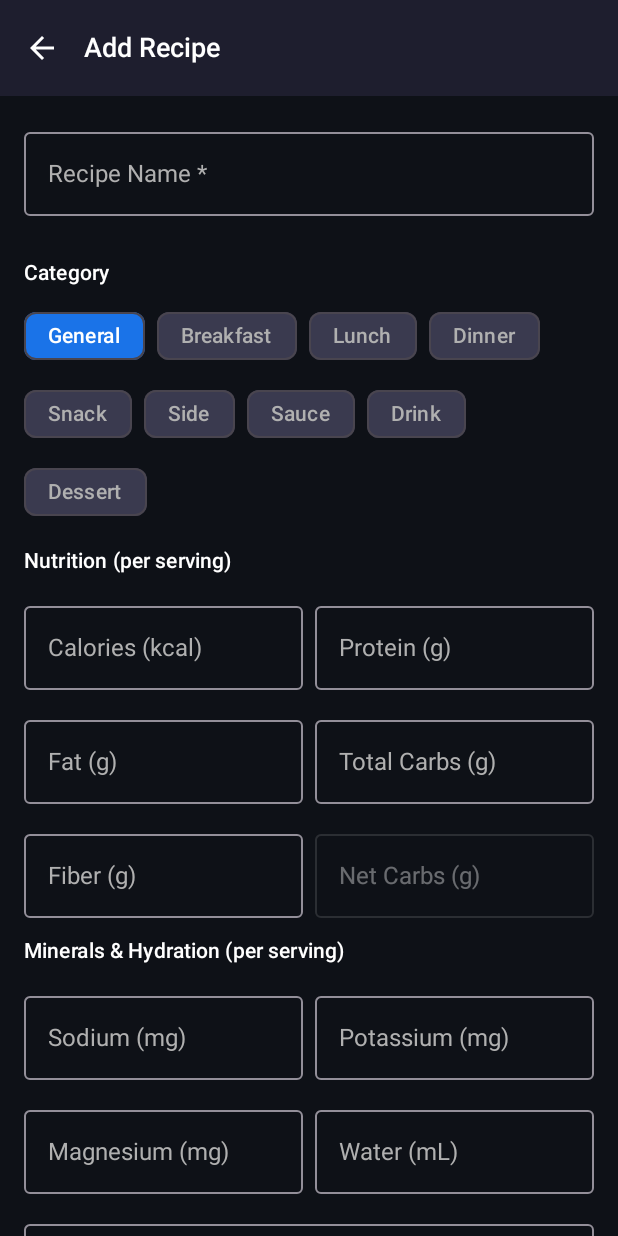
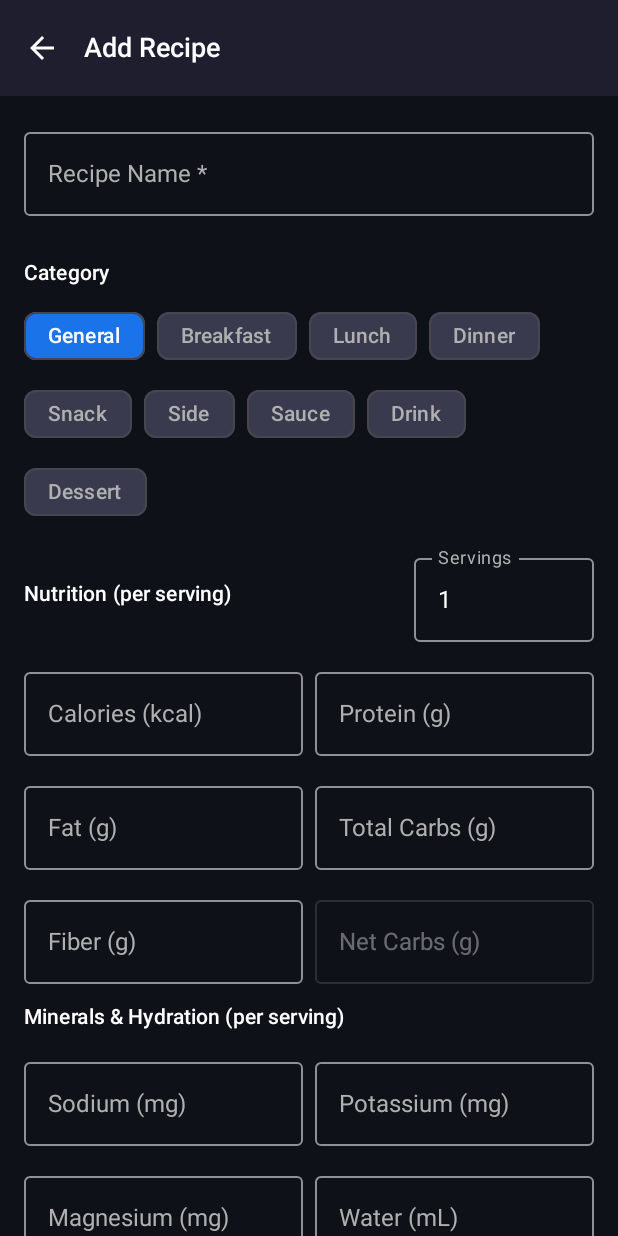
Before and after one commit to Crazy8697/ProjectEmber, an Android app built with Jetpack Compose: the AddEditRecipeScreen screen opened through its navigation route, on a phone screen of 412 x 824 dp. Run offline under Robolectric (Android 15) with nearby library versions, the phone set to English and light mode, and no system bars.

Commit message:
feat: add servings support to Keto tracker entries and Recipe page
Co-authored-by: Crazy8697 <261646346+Crazy8697@users.noreply.github.com>

```diff
--- a/android/app/src/main/java/com/projectember/mobile/data/local/entities/KetoEntry.kt
+++ b/android/app/src/main/java/com/projectember/mobile/data/local/entities/KetoEntry.kt
@@ -22,5 +22,9 @@ data class KetoEntry(
     val magnesiumMg: Double = 0.0,
     val entryDate: String,
     val eventTimestamp: String,
-    val notes: String? = null
+    val notes: String? = null,
+    /** Number of servings consumed when this entry was logged.
+     *  Stored for display purposes only — the calories and macro values already reflect
+     *  the full amount consumed (i.e. per-serving values × servings). */
+    val servings: Double = 1.0
 )
--- a/android/app/src/main/java/com/projectember/mobile/ui/screens/AddEditRecipeScreen.kt
+++ b/android/app/src/main/java/com/projectember/mobile/ui/screens/AddEditRecipeScreen.kt
@@ -151,10 +151,24 @@ fun AddEditRecipeScreen(
             }
 
             // ── Macros ───────────────────────────────────────────────────────
-            Text(
-                text = "Nutrition (per serving)",
-                style = MaterialTheme.typography.labelLarge
-            )
+            Row(
+                modifier = Modifier.fillMaxWidth(),
+                horizontalArrangement = Arrangement.SpaceBetween,
+                verticalAlignment = Alignment.CenterVertically
+            ) {
+                Text(
+                    text = "Nutrition (per serving)",
+                    style = MaterialTheme.typography.labelLarge
+                )
+                OutlinedTextField(
+                    value = viewModel.servings,
+                    onValueChange = viewModel::onServingsChange,
+                    label = { Text("Servings") },
+                    keyboardOptions = KeyboardOptions(keyboardType = KeyboardType.Decimal),
+                    modifier = Modifier.width(120.dp),
+                    singleLine = true
+                )
+            }
             Row(
                 modifier = Modifier.fillMaxWidth(),
                 horizontalArrangement = Arrangement.spacedBy(8.dp)
--- a/android/app/src/main/java/com/projectember/mobile/ui/screens/AddEditRecipeViewModel.kt
+++ b/android/app/src/main/java/com/projectember/mobile/ui/screens/AddEditRecipeViewModel.kt
@@ -72,6 +72,9 @@ class AddEditRecipeViewModel(
     var waterMl by mutableStateOf("")
         private set
 
+    var servings by mutableStateOf("1")
+        private set
+
     // Ingredient list
     var ingredients by mutableStateOf<List<RecipeIngredient>>(emptyList())
         private set
@@ -97,6 +100,7 @@ class AddEditRecipeViewModel(
                     potassiumMg = formatDouble(recipe.potassiumMg)
                     magnesiumMg = formatDouble(recipe.magnesiumMg)
                     waterMl = formatDouble(recipe.waterMl)
+                    servings = formatDouble(recipe.servings).ifBlank { "1" }
                     ingredients = decodeIngredients(recipe.ingredientsRaw)
                 }
             }
@@ -119,6 +123,7 @@ class AddEditRecipeViewModel(
     fun onPotassiumMgChange(value: String) { potassiumMg = value }
     fun onMagnesiumMgChange(value: String) { magnesiumMg = value }
     fun onWaterMlChange(value: String) { waterMl = value }
+    fun onServingsChange(value: String) { servings = value }
 
     fun addIngredient() {
         ingredients = ingredients + RecipeIngredient("", "")
@@ -168,7 +173,8 @@ class AddEditRecipeViewModel(
                         potassiumMg = parseDoubleOrZero(potassiumMg),
                         magnesiumMg = parseDoubleOrZero(magnesiumMg),
                         waterMl = parseDoubleOrZero(waterMl),
-                        ingredientsRaw = encodedIngredients
+                        ingredientsRaw = encodedIngredients,
+                        servings = servings.toDoubleOrNull()?.coerceAtLeast(0.1) ?: 1.0
                     )
                 )
             } else {
@@ -187,7 +193,8 @@ class AddEditRecipeViewModel(
                         potassiumMg = parseDoubleOrZero(potassiumMg),
                         magnesiumMg = parseDoubleOrZero(magnesiumMg),
                         waterMl = parseDoubleOrZero(waterMl),
-                        ingredientsRaw = encodedIngredients
+                        ingredientsRaw = encodedIngredients,
+                        servings = servings.toDoubleOrNull()?.coerceAtLeast(0.1) ?: 1.0
                     )
                 )
             }
--- a/android/app/src/main/java/com/projectember/mobile/ui/screens/RecipesViewModel.kt
+++ b/android/app/src/main/java/com/projectember/mobile/ui/screens/RecipesViewModel.kt
@@ -93,7 +93,8 @@ class RecipesViewModel(
                         netCarbsG = recipe.netCarbsG,
                         entryDate = now.format(DateTimeFormatter.ofPattern(DATE_FORMAT)),
                         eventTimestamp = now.format(DateTimeFormatter.ofPattern(TIMESTAMP_FORMAT)),
-                        notes = recipe.ketoNotes
+                        notes = recipe.ketoNotes,
+                        servings = 1.0
                     )
                 )
                 onDone()
```
Also changed, not shown: android/app/src/main/java/com/projectember/mobile/data/local/db/AppDatabase.kt (+10 -2 lines), android/app/src/main/java/com/projectember/mobile/ui/screens/AddKetoEntryScreen.kt (+8 -0 lines), android/app/src/main/java/com/projectember/mobile/ui/screens/AddKetoEntryViewModel.kt (+8 -2 lines), android/app/src/main/java/com/projectember/mobile/ui/screens/KetoScreen.kt (+30 -5 lines), android/app/src/main/java/com/projectember/mobile/ui/screens/RecipesScreen.kt (+12 -0 lines).
